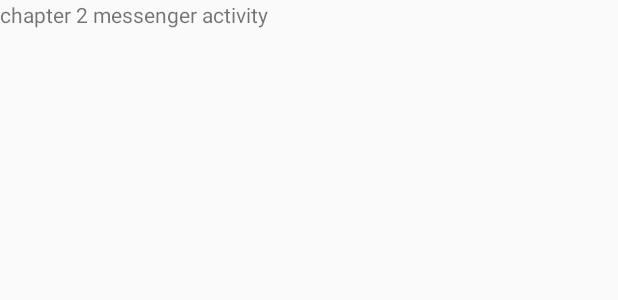
After one commit to FoolYang/HelloYang, an Android app: the layout chapter_2_messenger_activity.xml on its own in the app's theme, with its tools: preview values and no code run, on a phone screen of 412 x 824 dp. The commit adds this screen. Shown: the top 300 px of the screen. Run offline under Robolectric (Android 15) with nearby library versions, the phone set to English and light mode, and no system bars.

Commit message:
[AndroidCode] <ArtTest> 使用Messenger进行进程间通信

```diff
--- a/AndroidCode/ArtTest/app/src/main/java/com/android/liyang/arttest/MainActivity.java
+++ b/AndroidCode/ArtTest/app/src/main/java/com/android/liyang/arttest/MainActivity.java
@@ -71,7 +71,7 @@ public class MainActivity extends AppCompatActivity {
 
     private void onClickChapter2() {
         Log.i("art_test" , " -- onClickChapter2");
-        startActivity(new Intent(this, com.android.liyang.arttest.chapter_2.MainActivity.class));
+        startActivity(new Intent(this, com.android.liyang.arttest.chapter_2.messenger.MessengerActivity.class));
     }
 
     private void onClickChapter3() {
--- a/AndroidCode/ArtTest/app/src/main/java/com/android/liyang/arttest/chapter_2/util/MyConstants.java
+++ b/AndroidCode/ArtTest/app/src/main/java/com/android/liyang/arttest/chapter_2/util/MyConstants.java
@@ -11,4 +11,7 @@ public class MyConstants {
     public static final String CHAPTER_2_PATH = Environment.getExternalStorageDirectory().getPath() + "/art/chapter_2/" ;
 
     public static final String CACHE_FILE_PATH = CHAPTER_2_PATH + "userCache";
+
+    public static final int MSG_FROM_CLIENT = 1;
+    public static final int MSG_FROM_SERVICE = 2;
 }
--- /dev/null
+++ b/AndroidCode/ArtTest/app/src/main/res/layout/chapter_2_messenger_activity.xml
@@ -0,0 +1,12 @@
+<?xml version="1.0" encoding="utf-8"?>
+<LinearLayout xmlns:android="http://schemas.android.com/apk/res/android"
+    android:orientation="vertical"
+    android:layout_width="match_parent"
+    android:layout_height="match_parent">
+
+    <TextView
+        android:layout_width="wrap_content"
+        android:layout_height="wrap_content"
+        android:text="chapter 2 messenger activity"/>
+
+</LinearLayout>
```
Also changed, not shown: AndroidCode/ArtTest/app/src/main/AndroidManifest.xml (+7 -0 lines), AndroidCode/ArtTest/app/src/main/java/com/android/liyang/arttest/chapter_2/messenger/MessengerActivity.java (added, +82 -0 lines), AndroidCode/ArtTest/app/src/main/java/com/android/liyang/arttest/chapter_2/messenger/MessengerService.java (added, +55 -0 lines).
